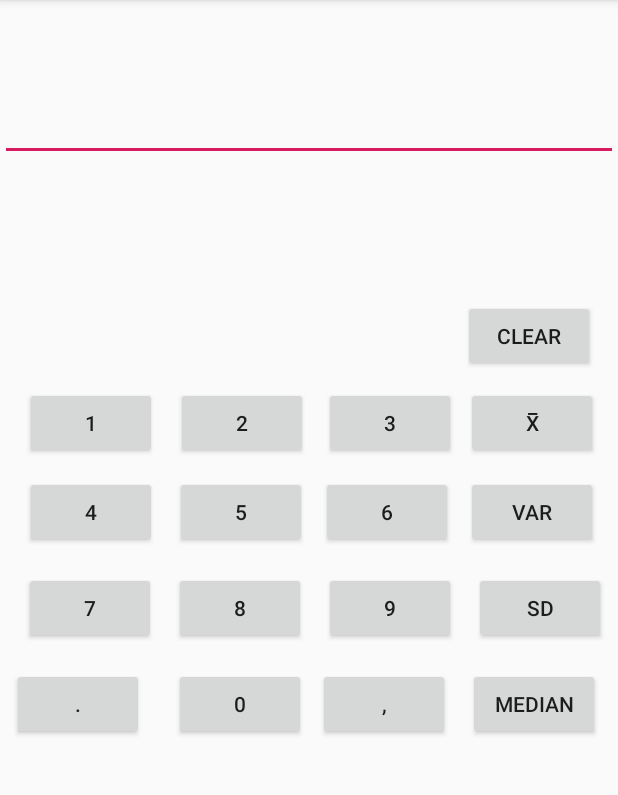
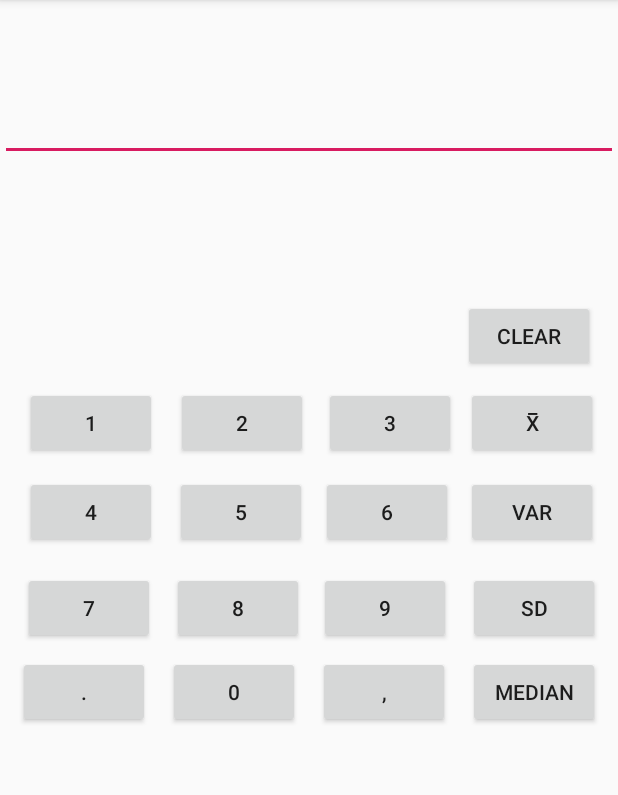
Before and after one commit to lbjang2/Calculator, an Android app: the screen it shows after launch (MainActivity), on a phone screen of 412 x 824 dp, the part 84-879 px from its top. Run offline under Robolectric (Android 15) with nearby library versions, the phone set to English and light mode, and no system bars.

Commit message:
button alignment

```diff
--- a/app/src/main/java/com/example/calculator/MainActivity.java
+++ b/app/src/main/java/com/example/calculator/MainActivity.java
@@ -163,17 +163,9 @@ public class MainActivity extends AppCompatActivity {
                 editor.setText("");
             }
         });
-       /* equal.setOnClickListener((new View.OnClickListener() {
-            @Override
-            public void onClick(View v) {
-
-            }
-        })); */
-        //NEED CLEAR AND EQUAL BUTTON
-
-
         //Using SoundPool to implement sounds
-        /*if (Build.VERSION.SDK_INT >= Build.VERSION_CODES.LOLLIPOP) {
+        /*
+        if (Build.VERSION.SDK_INT >= Build.VERSION_CODES.LOLLIPOP) {
             AudioAttributes audioAttributes = new AudioAttributes().Builder()
                     .setUsage(AudioAttributes.USAGE_ASSISTANCE_SONIFICATION)
                     .setContentType(AudioAttributes.USAGE_ASSISTANCE_SONIFICATION)
--- a/app/src/main/res/layout/activity_main.xml
+++ b/app/src/main/res/layout/activity_main.xml
@@ -122,9 +122,9 @@
         android:id="@+id/num0"
         android:layout_width="wrap_content"
         android:layout_height="wrap_content"
-        android:layout_marginStart="20dp"
-        android:layout_marginLeft="20dp"
-        android:layout_marginTop="16dp"
+        android:layout_marginStart="12dp"
+        android:layout_marginLeft="12dp"
+        android:layout_marginTop="8dp"
         android:text="0"
         app:layout_constraintStart_toEndOf="@+id/decimal"
         app:layout_constraintTop_toBottomOf="@+id/num8" />
@@ -133,13 +133,10 @@
         android:id="@+id/decimal"
         android:layout_width="wrap_content"
         android:layout_height="wrap_content"
-        android:layout_marginStart="8dp"
-        android:layout_marginLeft="8dp"
-        android:layout_marginEnd="4dp"
-        android:layout_marginRight="4dp"
+        android:layout_marginStart="12dp"
+        android:layout_marginLeft="12dp"
         android:text="."
         app:layout_constraintBaseline_toBaselineOf="@+id/num0"
-        app:layout_constraintEnd_toStartOf="@+id/num0"
         app:layout_constraintStart_toStartOf="parent" />
 
     <Button
@@ -168,10 +165,11 @@
         android:id="@+id/sdev"
         android:layout_width="wrap_content"
         android:layout_height="wrap_content"
+        android:layout_marginEnd="12dp"
+        android:layout_marginRight="12dp"
         android:text="SD"
         app:layout_constraintBaseline_toBaselineOf="@+id/num9"
-        app:layout_constraintEnd_toEndOf="parent"
-        app:layout_constraintStart_toEndOf="@+id/num9" />
+        app:layout_constraintEnd_toEndOf="parent" />
 
     <Button
         android:id="@+id/med"
@@ -200,7 +198,8 @@
         android:layout_height="wrap_content"
         android:layout_marginStart="212dp"
         android:layout_marginLeft="212dp"
+        android:layout_marginTop="8dp"
         android:text=","
-        app:layout_constraintBaseline_toBaselineOf="@+id/num0"
-        app:layout_constraintStart_toStartOf="parent" />
+        app:layout_constraintStart_toStartOf="parent"
+        app:layout_constraintTop_toBottomOf="@+id/num9" />
 </androidx.constraintlayout.widget.ConstraintLayout>
```
